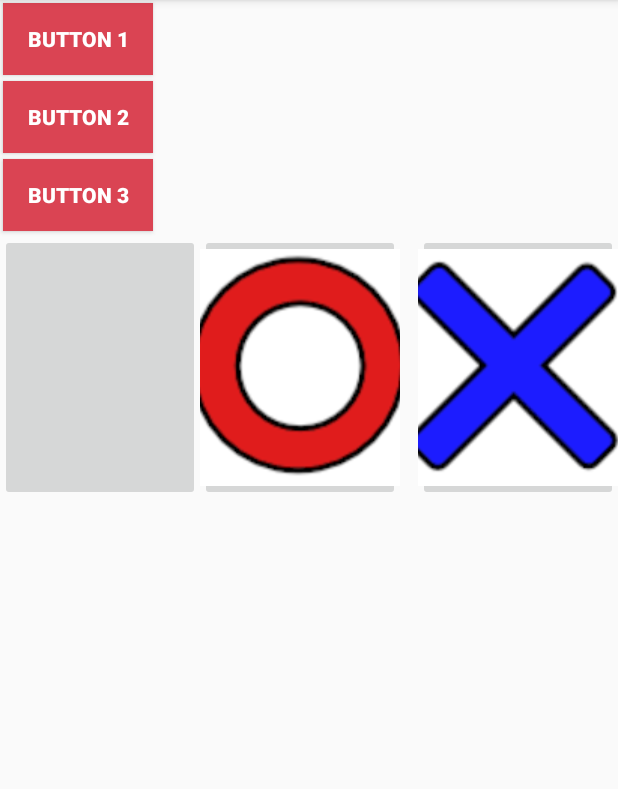
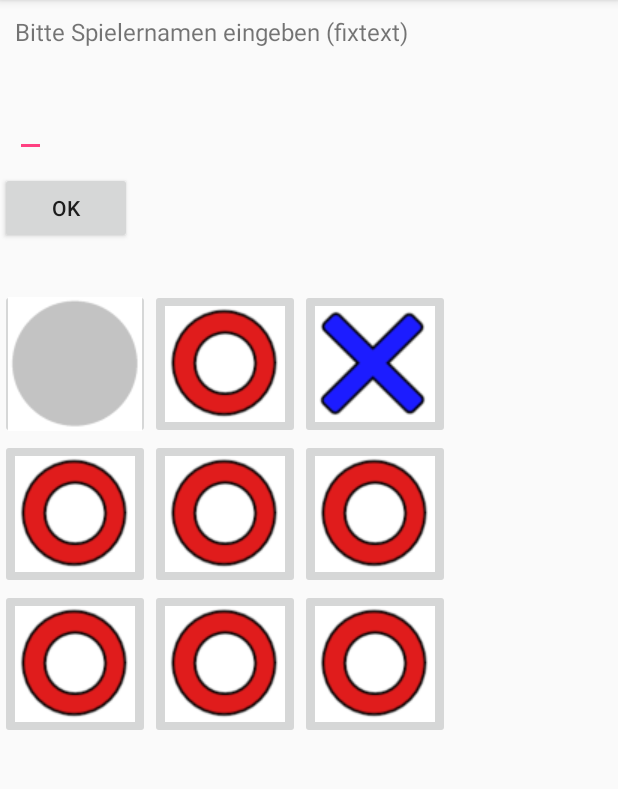
Before and after one commit to ibwgr/MultiplayerTicTacToe, an Android app: the screen it shows after launch (MainActivity), on a phone screen of 412 x 824 dp, the part 84-873 px from its top. Run offline under Robolectric (Android 15) with nearby library versions, the phone set to English and light mode, and no system bars.

Commit message:
layout 2

```diff
--- a/androidClient/app/src/main/res/layout/activity_main.xml
+++ b/androidClient/app/src/main/res/layout/activity_main.xml
@@ -10,31 +10,40 @@
     tools:context="semesterarbeit2017.nds.ibw.ch.multiplayertictactoe.MainActivity"
     >
 
+    <TextView
+        android:id="@+id/label_ueberschrift"
+        android:layout_width="wrap_content"
+        android:layout_height="wrap_content"
+        android:text="Bitte Spielernamen eingeben (fixtext)"
+        android:layout_marginTop="10dp"
+        android:layout_marginLeft="10dp"
+        android:textSize="16sp"
+        android:textStyle="normal"
+        />
+
+    <EditText
+        android:id="@+id/label_student"
+        android:layout_width="wrap_content"
+        android:layout_height="wrap_content"
+        android:inputType="text"
+        android:layout_below="@+id/label_ueberschrift"
+        android:layout_marginTop="30dp"
+        android:layout_marginLeft="10dp"
+        android:textSize="16sp"
+        android:textStyle="normal"
+        />
+
     <Button
-        android:layout_width="100dp"
+        android:id="@+id/button_compute"
+        android:text="Ok"
+        android:layout_marginTop="10dp"
+        android:layout_marginBottom="30dp"
+        android:layout_width="wrap_content"
         android:layout_height="wrap_content"
-        android:text="Button 1"
-        android:background="#da4453"
-        android:layout_margin="2dp"
-        android:textColor="#fff"
-        android:textStyle="bold"/>
-    <Button
-        android:layout_width="100dp"
-        android:layout_height="wrap_content"
-        android:text="Button 2"
-        android:background="#da4453"
-        android:layout_margin="2dp"
-        android:textColor="#fff"
-        android:textStyle="bold"/>
-    <Button
-        android:layout_width="100dp"
-        android:layout_height="wrap_content"
-        android:text="Button 3"
-        android:background="#da4453"
-        android:layout_margin="2dp"
-        android:textColor="#fff"
-        android:textStyle="bold"/>
+        android:layout_below="@+id/label_studienrichtung"
+        />
 
+    <!--
         <RelativeLayout
             android:layout_width="match_parent"
             android:layout_height="match_parent"
@@ -42,48 +51,135 @@
 
             <ImageButton
                 android:id="@+id/gameButton1"
-            android:layout_width="133dp"
-            android:layout_height="wrap_content"
+                android:layout_width="100dp"
+                android:layout_height="100dp"
                 app:srcCompat="?android:attr/floatingToolbarOpenDrawable"
                 android:layout_alignParentTop="true"
                 android:layout_alignParentLeft="true"
                 android:layout_alignParentStart="true"
-            android:layout_alignBottom="@+id/gameButton2" />
+
+                />
 
             <ImageButton
                 android:id="@+id/gameButton2"
-            android:layout_width="133dp"
-            android:layout_height="wrap_content"
+                android:layout_width="100dp"
+                android:layout_height="100dp"
                 android:layout_alignParentTop="true"
                 android:layout_toEndOf="@+id/gameButton1"
                 android:layout_toRightOf="@+id/gameButton1"
-            app:srcCompat="@drawable/figO"
+                app:srcCompat="@drawable/game_fig_o"
                 />
 
             <ImageButton
                 android:id="@+id/gameButton3"
-            android:layout_width="133dp"
-            android:layout_height="wrap_content"
-            app:srcCompat="@drawable/figX"
+                android:layout_width="100dp"
+                android:layout_height="100dp"
+                app:srcCompat="@drawable/game_fig_x"
                 android:layout_alignParentTop="true"
                 android:layout_alignParentRight="true"
                 android:layout_alignParentEnd="true" />
 
-        <!--
-        <GridView xmlns:android="http://schemas.android.com/apk/res/android"
-            android:id="@+id/gridview"
-            android:layout_width="wrap_content"
-            android:layout_height="match_parent"
-            android:columnWidth="90dp"
-            android:numColumns="3"   ... nicht gut, infinite number of rows ...
-            android:verticalSpacing="10dp"
-            android:horizontalSpacing="10dp"
-            android:stretchMode="columnWidth"
-            android:gravity="center"
-            tools:layout_editor_absoluteY="8dp"
-            tools:layout_editor_absoluteX="8dp" />
-        -->
+
+            <ImageButton
+                android:id="@+id/gameButton4"
+                android:layout_width="100dp"
+                android:layout_height="100dp"
+                app:srcCompat="?android:attr/floatingToolbarOpenDrawable"
+                />
+
+            <ImageButton
+                android:id="@+id/gameButton5"
+                android:layout_width="100dp"
+                android:layout_height="100dp"
+                android:layout_alignParentTop="true"
+                android:layout_toEndOf="@+id/gameButton4"
+                android:layout_toRightOf="@+id/gameButton4"
+                app:srcCompat="@drawable/game_fig_o"
+                />
+
+            <ImageButton
+                android:id="@+id/gameButton6"
+                android:layout_width="100dp"
+                android:layout_height="100dp"
+                app:srcCompat="@drawable/game_fig_x"
+                android:layout_alignParentTop="true"
+                android:layout_alignParentRight="true"
+                android:layout_alignParentEnd="true" />
 
         </RelativeLayout>
+    -->
+    <GridLayout xmlns:android="http://schemas.android.com/apk/res/android"
+        xmlns:tools="http://schemas.android.com/tools"
+        android:id="@+id/GridLayout1"
+        android:layout_width="wrap_content"
+        android:layout_height="wrap_content"
+        android:columnCount="3"
+        android:rowCount="3"
+        android:orientation="horizontal"
+        tools:context=".GridXMLActivity" >
+
+        <ImageButton
+            android:id="@+id/gameButton1"
+            android:layout_width="100dp"
+            android:layout_height="100dp"
+            app:srcCompat="@drawable/game_fig_leer"
+            />
+
+        <ImageButton
+            android:id="@+id/gameButton2"
+            android:layout_width="100dp"
+            android:layout_height="100dp"
+            app:srcCompat="@drawable/game_fig_o"
+            />
+
+        <ImageButton
+            android:id="@+id/gameButton3"
+            android:layout_width="100dp"
+            android:layout_height="100dp"
+            app:srcCompat="@drawable/game_fig_x"
+            />
+
+        <ImageButton
+            android:id="@+id/gameButton4"
+            android:layout_width="100dp"
+            android:layout_height="100dp"
+            app:srcCompat="@drawable/game_fig_o"
+            />
+
+        <ImageButton
+            android:id="@+id/gameButton5"
+            android:layout_width="100dp"
+            android:layout_height="100dp"
+            app:srcCompat="@drawable/game_fig_o"
+            />
+
+        <ImageButton
+            android:id="@+id/gameButton6"
+            android:layout_width="100dp"
+            android:layout_height="100dp"
+            app:srcCompat="@drawable/game_fig_o"
+            />
+
+        <ImageButton
+            android:id="@+id/gameButton7"
+            android:layout_width="100dp"
+            android:layout_height="100dp"
+            app:srcCompat="@drawable/game_fig_o"
+            />
+
+        <ImageButton
+            android:id="@+id/gameButton8"
+            android:layout_width="100dp"
+            android:layout_height="100dp"
+            app:srcCompat="@drawable/game_fig_o"
+            />
+
+        <ImageButton
+            android:id="@+id/gameButton9"
+            android:layout_width="100dp"
+            android:layout_height="100dp"
+            app:srcCompat="@drawable/game_fig_o"
+            />
+    </GridLayout>
 
 </LinearLayout>
```
Also changed, not shown: androidClient/app/src/main/res/drawable/figO.png (deleted), androidClient/app/src/main/res/drawable/figX.png (deleted), androidClient/app/src/main/res/drawable/game_fig_leer.png (added), androidClient/app/src/main/res/drawable/game_fig_o.png (added), androidClient/app/src/main/res/drawable/game_fig_x.png (added). Lines whose indentation alone changed are shown as unchanged.
